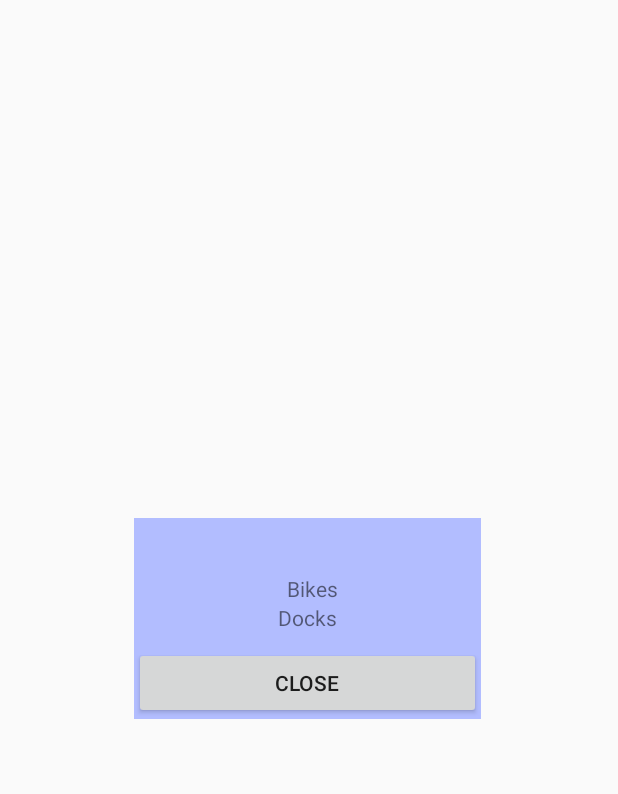
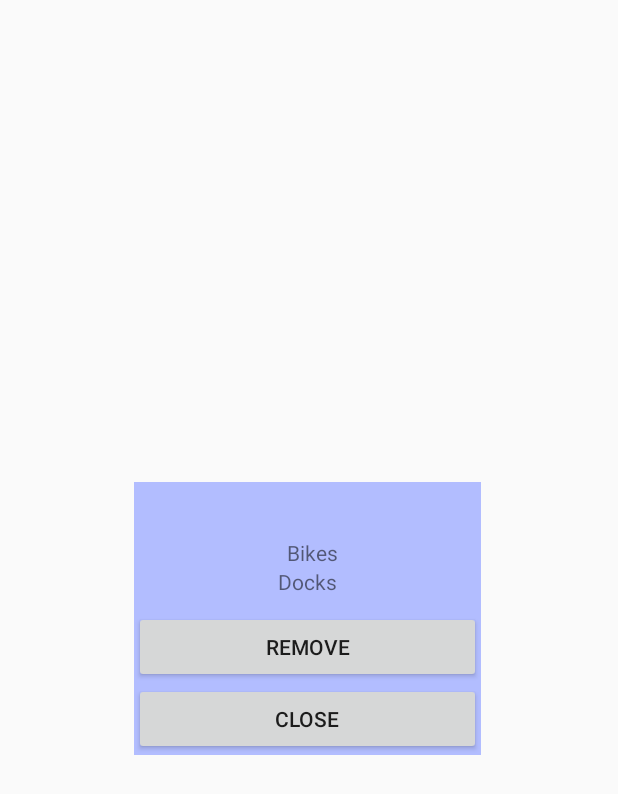
Before and after one commit to Martin--M/ShareDocks, an Android app: the layout dock_popup.xml on its own in the app's theme, with its tools: preview values and no code run, on a phone screen of 412 x 824 dp. Shown: the top 794 px of the screen. Run offline under Robolectric (Android 15) with nearby library versions, the phone set to English and light mode, and no system bars.

Commit message:
layout: dock_popup: add button to add and remove stations
Single button to toggle between adding and removing stations tracked by
the user. Keeps the layout simple

```diff
--- a/app/src/main/res/layout/dock_popup.xml
+++ b/app/src/main/res/layout/dock_popup.xml
@@ -61,6 +61,18 @@
 
         <TableRow
             android:layout_width="match_parent"
+            android:layout_height="match_parent"
+            android:id="@+id/popup_row_control">
+
+            <Button
+                android:id="@+id/toggle_dock_button"
+                android:layout_span="2"
+                android:gravity="center"
+                android:text="@string/popup_button_remove" />
+        </TableRow>
+
+        <TableRow
+            android:layout_width="match_parent"
             android:layout_height="match_parent">
 
             <Button
--- a/app/src/main/res/values/strings.xml
+++ b/app/src/main/res/values/strings.xml
@@ -3,4 +3,6 @@
     <string name="popup_label_docks">Docks</string>
     <string name="popup_label_bikes">Bikes</string>
     <string name="popup_button_close">Close</string>
+    <string name="popup_button_add">Add</string>
+    <string name="popup_button_remove">Remove</string>
 </resources>
```
Also changed, not shown: 1 other file.
